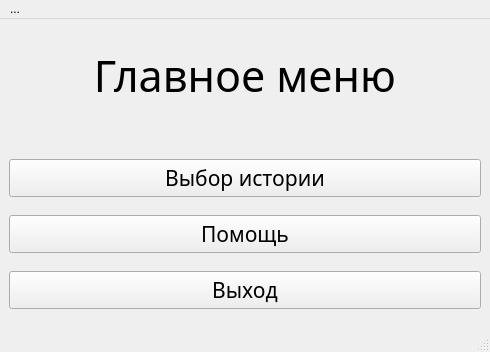
Qt form CourseWork/mainwindow.ui (Daria2001/Course_Work_TP) before a commit.
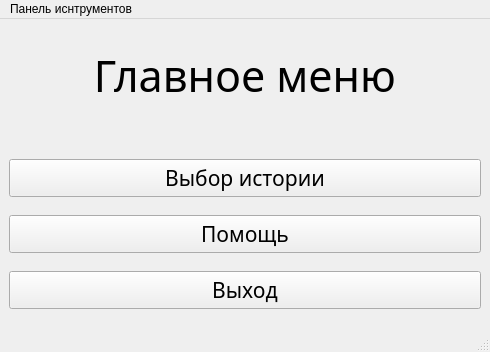
The same form after that commit.

What changed in the file:
```diff
--- a/CourseWork/mainwindow.ui
+++ b/CourseWork/mainwindow.ui
@@ -224,7 +224,7 @@
    </property>
    <widget class="QMenu" name="menu">
     <property name="title">
-     <string>...</string>
+     <string>Панель иснтрументов</string>
     </property>
     <addaction name="separator"/>
     <addaction name="separator"/>
```
